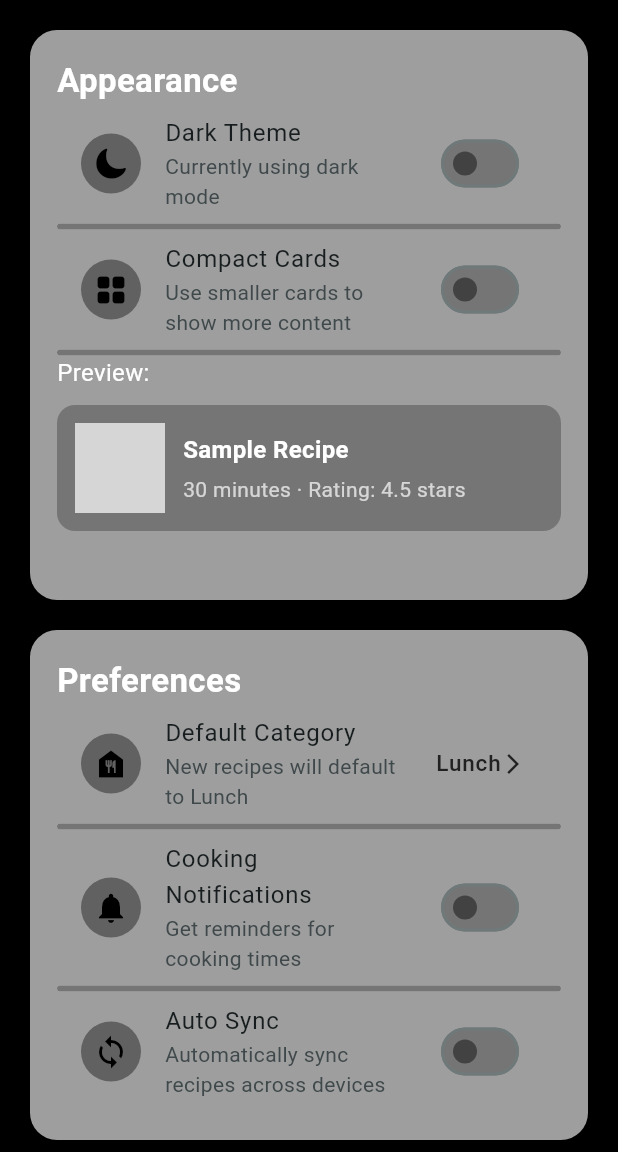
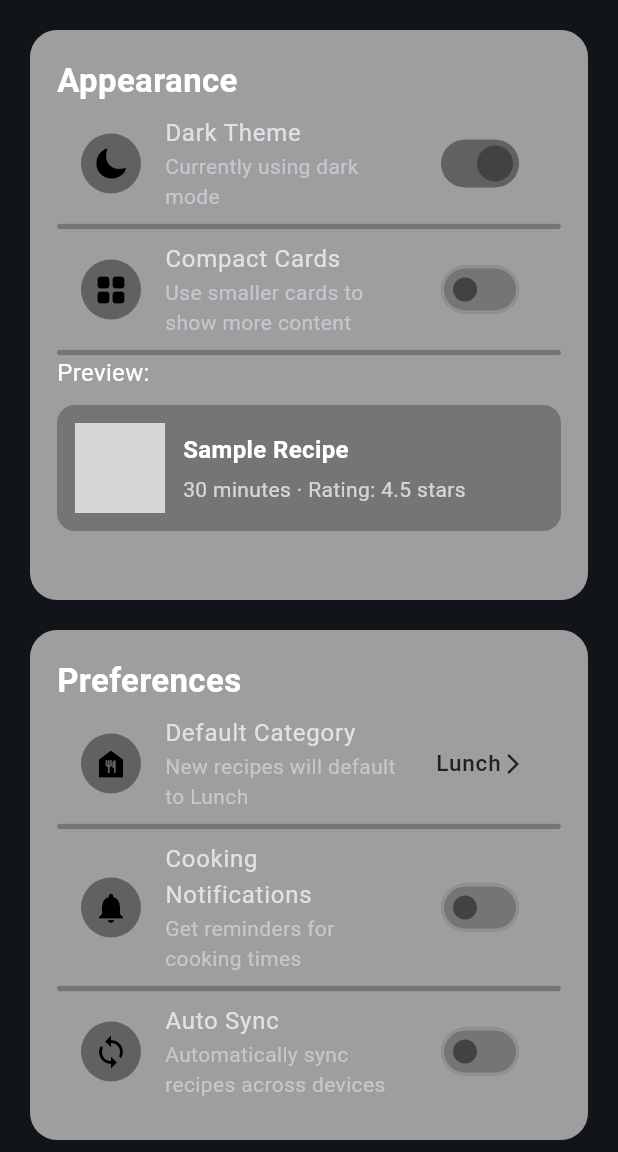
Before and after one commit to AwaisMustafa/internship_task_cookbook, a Flutter app: the screen it shows after launch, after a tap on the "settings" icon, on a phone screen of 412 x 824 dp, the part 84-1236 px from its top. Run offline on Flutter 3.47's test engine with Material 3 defaults, Android fonts, the phone set to English and light mode, and no system bars; network calls fail; grey boxes are pictures that could not be loaded.

Commit message:
Update Dark Mode -_-

```diff
--- a/lib/main.dart
+++ b/lib/main.dart
@@ -1,28 +1,54 @@
 import 'package:flutter/material.dart';
+import 'package:internship_task_cookbook/widgets/theme_controller.dart';
 import 'screens/home_screen.dart';
 
 void main() {
   runApp(const MyApp());
 }
 
-class MyApp extends StatelessWidget {
+class MyApp extends StatefulWidget {
   const MyApp({super.key});
 
   @override
+  State<MyApp> createState() => _MyAppState();
+}
+
+class _MyAppState extends State<MyApp> {
+  final controller = ThemeController.instance;
+
+  @override
   Widget build(BuildContext context) {
+    return ValueListenableBuilder<ThemeMode>(
+      valueListenable: controller.themeMode,
+      builder: (context, mode, _) {
         return MaterialApp(
           debugShowCheckedModeBanner: false,
           title: 'CookBook',
+          theme: ThemeData(
+            colorScheme: ColorScheme.fromSeed(
+              seedColor: Colors.blue,
+              brightness: Brightness.light,
+            ),
+            textTheme: ThemeData.light().textTheme,
+            iconTheme: const IconThemeData(color: Colors.black),
+          ),
 
-      theme: ThemeData(
-        colorScheme: .fromSeed(seedColor: Colors.white),
+          darkTheme: ThemeData(
+            colorScheme: ColorScheme.fromSeed(
+              seedColor: Colors.blue,
+              brightness: Brightness.dark,
+            ),
             textTheme: ThemeData.dark().textTheme.apply(
               bodyColor: Colors.white,
               displayColor: Colors.white,
             ),
             iconTheme: const IconThemeData(color: Colors.white),
           ),
+
+          themeMode: mode,
           home: HomeScreen(),
+        );
+      },
     );
   }
 }
--- a/lib/screens/add_recipe_screen.dart
+++ b/lib/screens/add_recipe_screen.dart
@@ -9,7 +9,7 @@ class AddRecipeScreen extends StatelessWidget {
   Widget build(BuildContext context) {
     return SafeArea(
       child: Scaffold(
-        backgroundColor: Colors.black,
+        // backgroundColor: Colors.black,
         appBar: AppBar(
           foregroundColor: Colors.white,
           centerTitle: true,
--- a/lib/screens/browse_recipes_screen.dart
+++ b/lib/screens/browse_recipes_screen.dart
@@ -8,7 +8,7 @@ class BrowseRecipesScreen extends StatelessWidget {
   @override
   Widget build(BuildContext context) {
     return Scaffold(
-      backgroundColor: Colors.black,
+      // backgroundColor: Colors.black,
       appBar: AppBar(
         foregroundColor: Colors.white,
         backgroundColor: Colors.grey[800],
@@ -107,7 +107,7 @@ class BrowseRecipesScreen extends StatelessWidget {
                     spacing: 10,
                     children: [
                       CircleAvatar(
-                        backgroundColor: Colors.orange,
+                         backgroundColor: Colors.orange,
                         child: Icon(Icons.fastfood, color: Colors.white),
                       ),
                       RichText(
--- a/lib/screens/favourite_screen.dart
+++ b/lib/screens/favourite_screen.dart
@@ -7,7 +7,7 @@ class FavouriteScreen extends StatelessWidget {
   @override
   Widget build(BuildContext context) {
     return Scaffold(
-      backgroundColor: Colors.black,
+      // backgroundColor: Colors.black,
       appBar: AppBar(
         foregroundColor: Colors.white,
         backgroundColor: Colors.grey[800],
--- a/lib/screens/home_screen.dart
+++ b/lib/screens/home_screen.dart
@@ -1,18 +1,17 @@
 import 'package:flutter/material.dart';
 import 'package:internship_task_cookbook/widgets/popularpost.dart';
 import '../models/categoriesMealDBModel.dart';
-import '../models/searchMealDBModel.dart';
 import '../screens/recipe_details_screen.dart';
 import '../services/api_service.dart';
 import '../widgets/custom_categorybutton.dart';
 import '../widgets/custom_appbar.dart';
-import '../widgets/featuredpost.dart';
 import '../widgets/popularpost_section.dart';
 import '../widgets/custom_searchbar.dart';
 import 'browse_recipes_screen.dart';
 
 class HomeScreen extends StatefulWidget {
-  const HomeScreen({super.key});
+
+  const HomeScreen({super.key,});
 
   @override
   State<HomeScreen> createState() => _HomeScreenState();
@@ -34,7 +33,7 @@ class _HomeScreenState extends State<HomeScreen> {
   @override
   Widget build(BuildContext context) {
     return Scaffold(
-      backgroundColor: Colors.black,
+      // backgroundColor: Colors.black,
       appBar: CustomAppBar(),
       body: SingleChildScrollView(
         child: Padding(
--- a/lib/screens/recipe_details_screen.dart
+++ b/lib/screens/recipe_details_screen.dart
@@ -66,7 +66,7 @@ class _RecipeDetailsScreenState extends State<RecipeDetailsScreen> {
   Widget build(BuildContext context) {
     return SafeArea(
       child: Scaffold(
-        backgroundColor: Colors.black,
+        // backgroundColor: Colors.black,
         appBar: PreferredSize(
           preferredSize: Size.fromHeight(300),
           child: AppBar(
--- a/lib/screens/settings_screen.dart
+++ b/lib/screens/settings_screen.dart
@@ -1,8 +1,10 @@
 import 'package:flutter/cupertino.dart';
 import 'package:flutter/material.dart';
 
+import '../widgets/theme_controller.dart';
+
 class SettingsScreen extends StatefulWidget {
-  const SettingsScreen({super.key});
+  const SettingsScreen({super.key, });
 
   @override
   State<SettingsScreen> createState() => _SettingsScreenState();
@@ -15,7 +17,7 @@ class _SettingsScreenState extends State<SettingsScreen> {
   @override
   Widget build(BuildContext context) {
     return Scaffold(
-      backgroundColor: Colors.black,
+      // backgroundColor: Colors.black,
       appBar: AppBar(
         foregroundColor: Colors.white,
         backgroundColor: Colors.grey[800],
@@ -60,12 +62,11 @@ class _SettingsScreenState extends State<SettingsScreen> {
                         ),
                         title: Text("Dark Theme"),
                         subtitle: Text("Currently using dark mode"),
-                        trailing: Switch(
-                          value: isToggleOne,
+                        trailing:
+                        Switch(
+                          value: ThemeController.instance.themeMode.value == ThemeMode.dark,
                           onChanged: (value) {
-                            setState(() {
-                              isToggleOne = value;
-                            });
+                            ThemeController.instance.toggleTheme(value);
                           },
                           activeColor: Colors.black,
                           activeThumbColor: Colors.grey[800],
@@ -73,6 +74,19 @@ class _SettingsScreenState extends State<SettingsScreen> {
                           activeTrackColor: Colors.grey[700],
                           inactiveTrackColor: Colors.grey[600],
                         ),
+                        // Switch(
+                        //   value: widget.themeMode == ThemeMode.dark,
+                        //   onChanged: (value) {
+                        //     setState(() {
+                        //       widget.toggleTheme?.call(value);
+                        //     });
+                        //   },
+                        //    activeColor: Colors.black,
+                        //    activeThumbColor: Colors.grey[800],
+                        //    inactiveThumbColor: Colors.grey[800],
+                        //    activeTrackColor: Colors.grey[700],
+                        //    inactiveTrackColor: Colors.grey[600],
+                        // ),
                       ),
                       Container(
                         width: double.infinity,
--- /dev/null
+++ b/lib/widgets/theme_controller.dart
@@ -0,0 +1,15 @@
+import 'package:flutter/material.dart';
+
+class ThemeController {
+  ThemeController._();
+
+  static final ThemeController instance = ThemeController._();
+
+  final ValueNotifier<ThemeMode> themeMode =
+  ValueNotifier(ThemeMode.dark);
+
+  void toggleTheme(bool isDark) {
+    themeMode.value =
+    isDark ? ThemeMode.dark : ThemeMode.light;
+  }
+}
```
Lines whose indentation alone changed are shown as unchanged.
